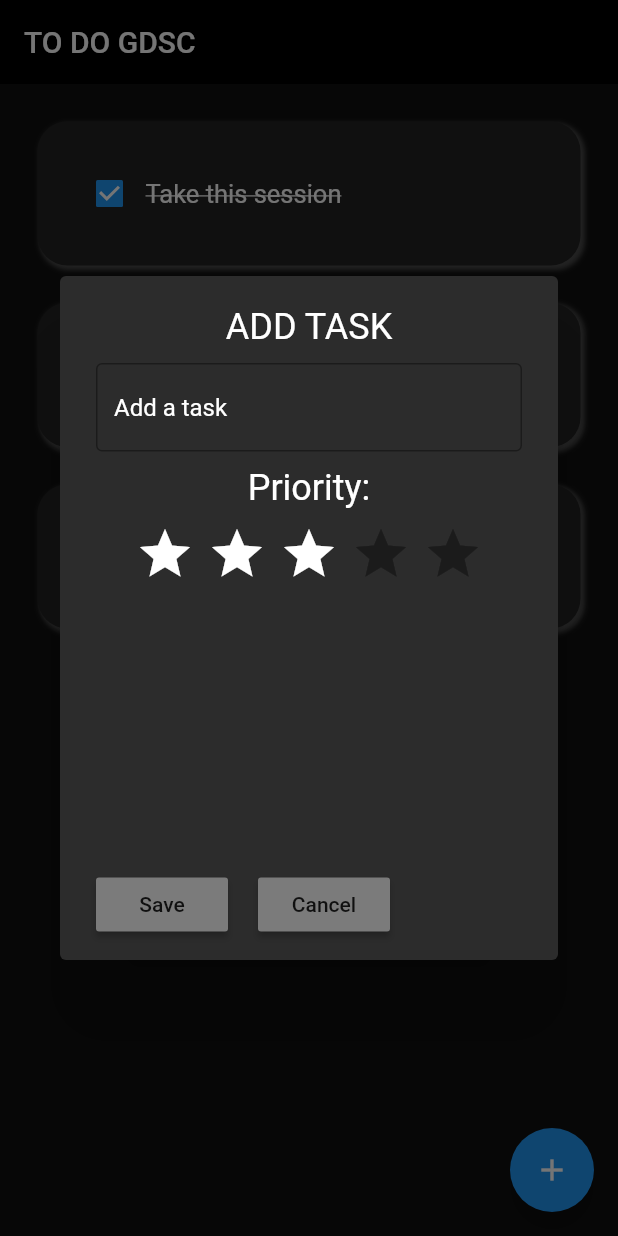
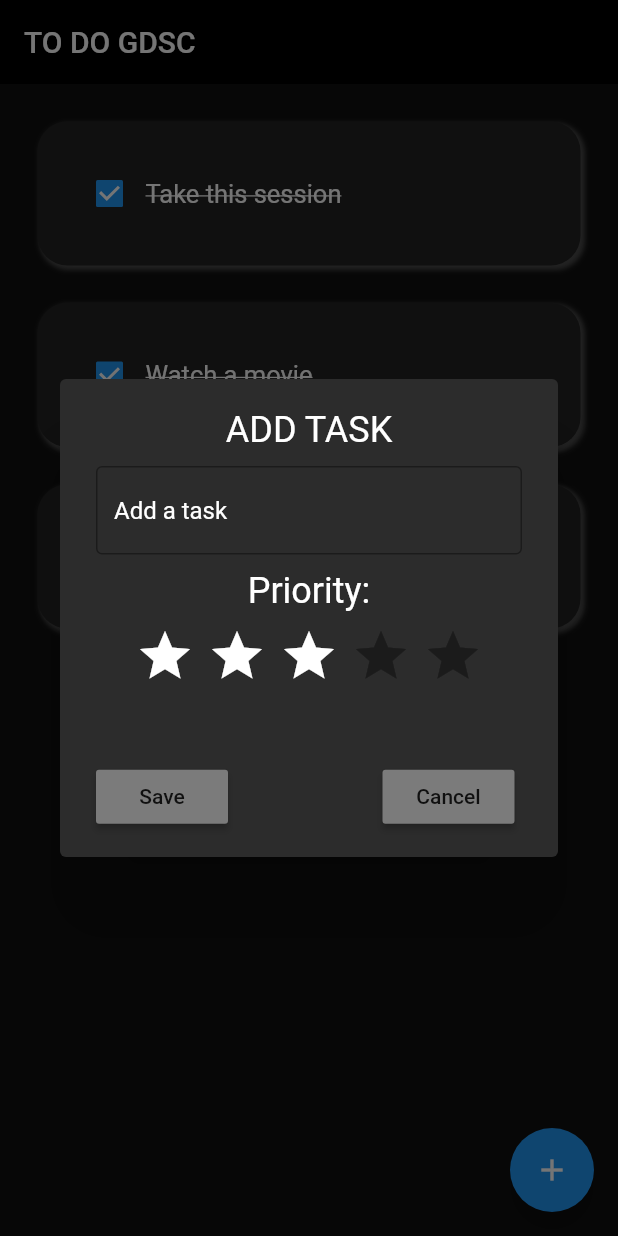
Before and after one commit to vishalsankar/Flutter-Fastforward-Internal-App, a Flutter app: the screen it shows after launch, after a tap on the "add" icon, on a phone screen of 412 x 824 dp. Run offline on Flutter 3.47's test engine with Material 2 defaults, Android fonts, the phone set to English and light mode, and no system bars; drawn by our look-alikes of flutter_rating_bar.

Commit message:
RS//Fixed pop-up

```diff
--- a/lib/widgets/add_task.dart
+++ b/lib/widgets/add_task.dart
@@ -12,8 +12,8 @@ class Task extends StatelessWidget {
     return AlertDialog(
       backgroundColor: Color.fromARGB(255, 44, 44, 44),
       content: Container(
-        height: MediaQuery.of(context).size.height / 2,
-        width: MediaQuery.of(context).size.width,
+        height: MediaQuery.of(context).size.height / 3,
+        width: MediaQuery.of(context).size.width * 0.75,
         child: Column(children: [
           Text(
             "ADD TASK",
@@ -57,7 +57,7 @@ class Task extends StatelessWidget {
             },
           ),
           SizedBox(
-            height: 190,
+            height: MediaQuery.of(context).size.height * 0.06,
           ),
           Row(
             children: [
@@ -67,7 +67,7 @@ class Task extends StatelessWidget {
                 color: Color.fromARGB(255, 123, 123, 123),
               ),
               SizedBox(
-                width: 20,
+                width: MediaQuery.of(context).size.width * 0.25,
               ),
               MaterialButton(
                 onPressed: cancel,
```
